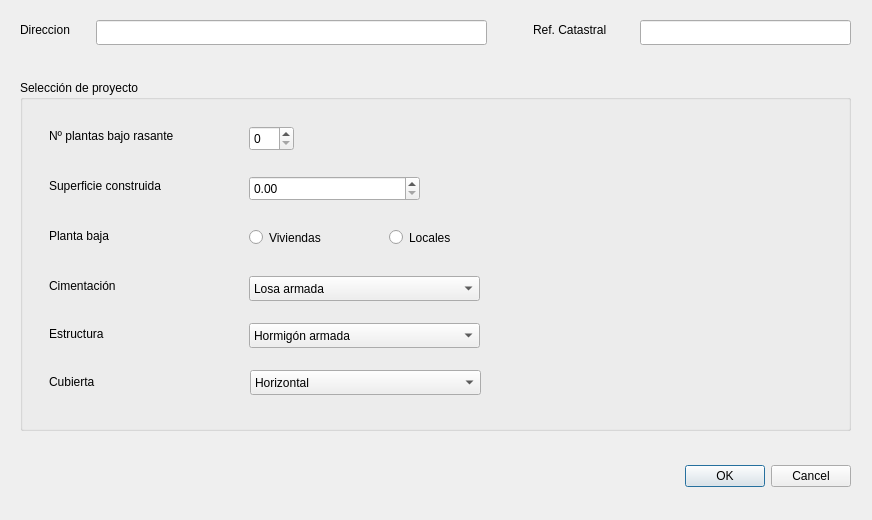
Above: Ui_ProyectoForm.ui from rubenmarrufo/herevea before the change. Below: the same form after it.
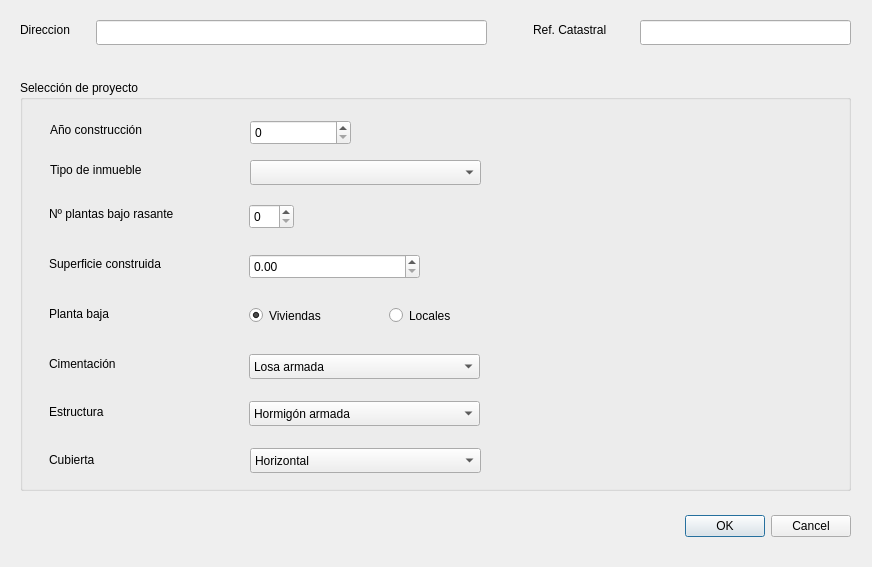
That is the form after the change. Icons and pictures are not drawn.

The edit to the form file:
```diff
--- a/Ui_ProyectoForm.ui
+++ b/Ui_ProyectoForm.ui
@@ -7,7 +7,7 @@
     <x>0</x>
     <y>0</y>
     <width>872</width>
-    <height>520</height>
+    <height>567</height>
    </rect>
   </property>
   <property name="windowTitle">
@@ -17,7 +17,7 @@
    <property name="geometry">
     <rect>
      <x>510</x>
-     <y>460</y>
+     <y>510</y>
      <width>341</width>
      <height>32</height>
     </rect>
@@ -87,7 +87,7 @@
      <x>20</x>
      <y>80</y>
      <width>831</width>
-     <height>351</height>
+     <height>411</height>
     </rect>
    </property>
    <property name="title">
@@ -97,7 +97,7 @@
     <property name="geometry">
      <rect>
       <x>230</x>
-      <y>290</y>
+      <y>368</y>
       <width>231</width>
       <height>25</height>
      </rect>
@@ -117,7 +117,7 @@
     <property name="geometry">
      <rect>
       <x>369</x>
-      <y>146</y>
+      <y>224</y>
       <width>119</width>
       <height>23</height>
      </rect>
@@ -130,7 +130,7 @@
     <property name="geometry">
      <rect>
       <x>29</x>
-      <y>244</y>
+      <y>322</y>
       <width>141</width>
       <height>19</height>
      </rect>
@@ -143,7 +143,7 @@
     <property name="geometry">
      <rect>
       <x>229</x>
-      <y>96</y>
+      <y>174</y>
       <width>171</width>
       <height>25</height>
      </rect>
@@ -153,7 +153,7 @@
     <property name="geometry">
      <rect>
       <x>29</x>
-      <y>196</y>
+      <y>274</y>
       <width>141</width>
       <height>19</height>
      </rect>
@@ -166,7 +166,7 @@
     <property name="geometry">
      <rect>
       <x>29</x>
-      <y>46</y>
+      <y>124</y>
       <width>181</width>
       <height>19</height>
      </rect>
@@ -179,7 +179,7 @@
     <property name="geometry">
      <rect>
       <x>229</x>
-      <y>146</y>
+      <y>224</y>
       <width>119</width>
       <height>23</height>
      </rect>
@@ -187,12 +187,15 @@
     <property name="text">
      <string>Viviendas</string>
     </property>
+    <property name="checked">
+     <bool>true</bool>
+    </property>
    </widget>
    <widget class="QLabel" name="label_6">
     <property name="geometry">
      <rect>
       <x>29</x>
-      <y>292</y>
+      <y>370</y>
       <width>141</width>
       <height>19</height>
      </rect>
@@ -205,7 +208,7 @@
     <property name="geometry">
      <rect>
       <x>229</x>
-      <y>196</y>
+      <y>274</y>
       <width>231</width>
       <height>25</height>
      </rect>
@@ -230,7 +233,7 @@
     <property name="geometry">
      <rect>
       <x>229</x>
-      <y>243</y>
+      <y>321</y>
       <width>231</width>
       <height>25</height>
      </rect>
@@ -245,7 +248,7 @@
     <property name="geometry">
      <rect>
       <x>29</x>
-      <y>146</y>
+      <y>224</y>
       <width>181</width>
       <height>19</height>
      </rect>
@@ -258,7 +261,7 @@
     <property name="geometry">
      <rect>
       <x>229</x>
-      <y>46</y>
+      <y>124</y>
       <width>45</width>
       <height>25</height>
      </rect>
@@ -271,7 +274,7 @@
     <property name="geometry">
      <rect>
       <x>29</x>
-      <y>96</y>
+      <y>174</y>
       <width>181</width>
       <height>19</height>
      </rect>
@@ -280,6 +283,55 @@
      <string>Superficie construida</string>
     </property>
    </widget>
+   <widget class="QLabel" name="label_7">
+    <property name="geometry">
+     <rect>
+      <x>30</x>
+      <y>40</y>
+      <width>141</width>
+      <height>19</height>
+     </rect>
+    </property>
+    <property name="text">
+     <string>Año construcción</string>
+    </property>
+   </widget>
+   <widget class="QSpinBox" name="spinBox_2">
+    <property name="geometry">
+     <rect>
+      <x>230</x>
+      <y>40</y>
+      <width>101</width>
+      <height>25</height>
+     </rect>
+    </property>
+    <property name="maximum">
+     <number>1</number>
+    </property>
+   </widget>
+   <widget class="QLabel" name="label_8">
+    <property name="geometry">
+     <rect>
+      <x>30</x>
+      <y>80</y>
+      <width>141</width>
+      <height>19</height>
+     </rect>
+    </property>
+    <property name="text">
+     <string>Tipo de inmueble</string>
+    </property>
+   </widget>
+   <widget class="QComboBox" name="comboBox_4">
+    <property name="geometry">
+     <rect>
+      <x>230</x>
+      <y>80</y>
+      <width>231</width>
+      <height>25</height>
+     </rect>
+    </property>
+   </widget>
   </widget>
  </widget>
  <resources/>
```
Left out of the diff: 4 changed lines with no effect on the pictures.
